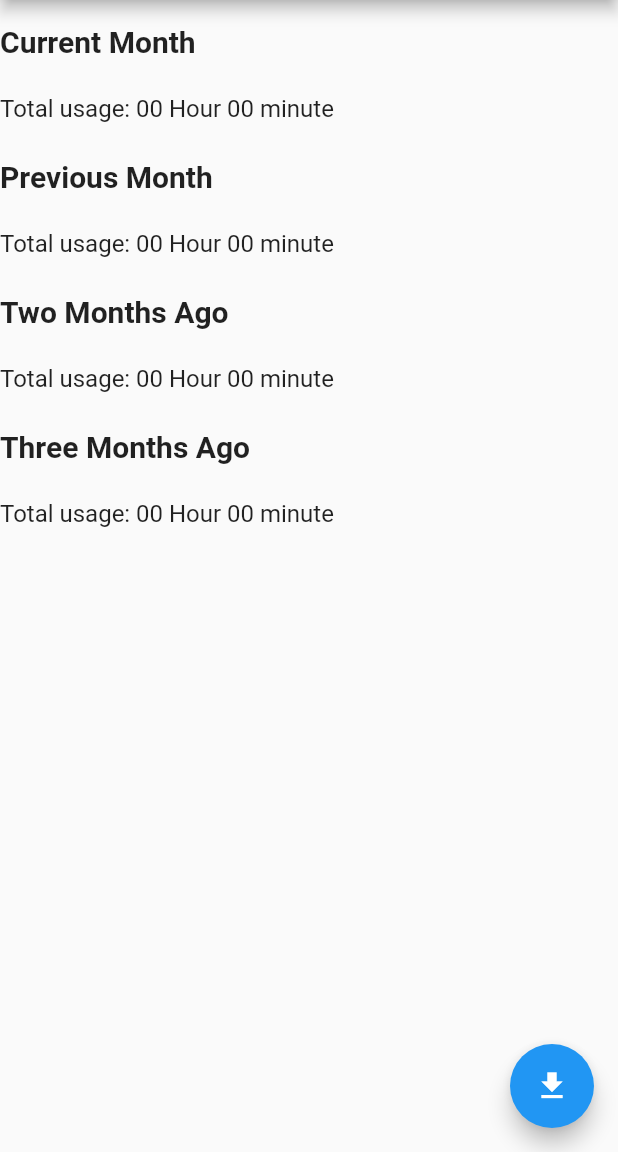
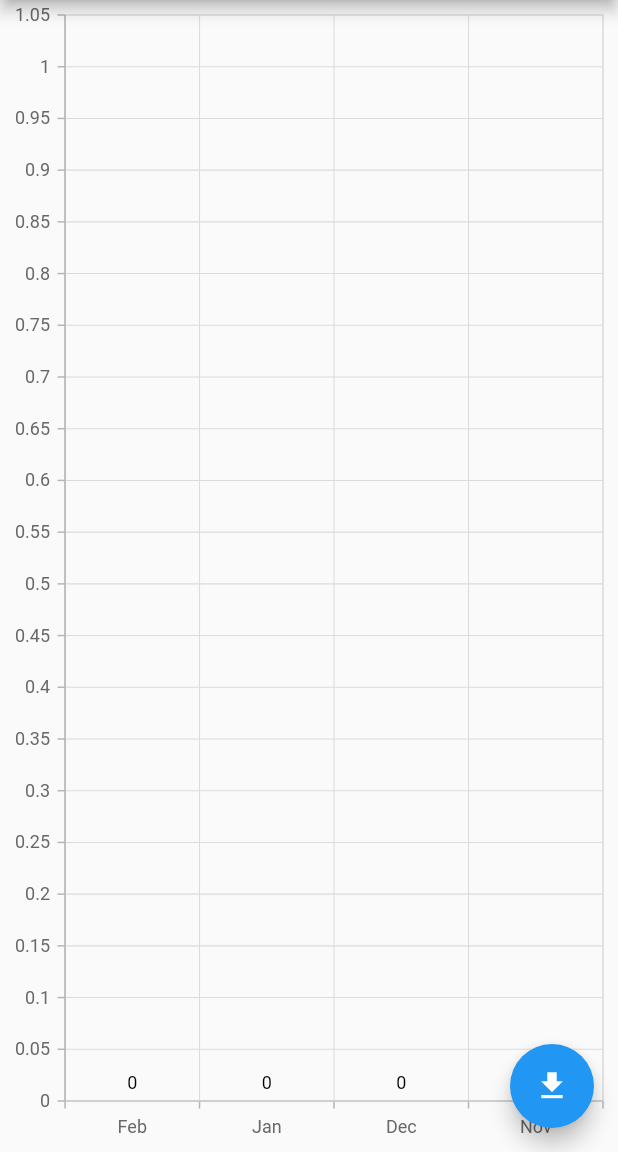
Before and after one commit to hamzadev2xx3/app_usage__, a Flutter app: the screen it shows after launch, after a tap on the "file download" icon, on a phone screen of 412 x 824 dp, the part 84-1236 px from its top. Run offline on Flutter 3.47's test engine with Material 2 defaults, Android fonts, the phone set to English and light mode, and no system bars; our stand-ins replace syncfusion_flutter_charts; missing offline and left inert: app_usage.

Commit message:
ok to go

```diff
--- a/lib/HomeScreen.dart
+++ b/lib/HomeScreen.dart
@@ -1,6 +1,7 @@
 import 'package:app_usage/app_usage.dart';
 import 'package:flutter/material.dart';
 import 'package:intl/intl.dart';
+import 'package:syncfusion_flutter_charts/charts.dart';
 
 class HomeScreen extends StatefulWidget {
   @override
@@ -8,7 +9,7 @@ class HomeScreen extends StatefulWidget {
 }
 
 class _HomeScreenState extends State<HomeScreen> {
-  Map<String, int> _usageMap = {};
+  List<UsageData> _usageDataList = [];
 
   @override
   void initState() {
@@ -28,16 +29,12 @@ class _HomeScreenState extends State<HomeScreen> {
       DateTime threeMonthsAgoStart =
           twoMonthsAgoStart.subtract(Duration(days: 30));
 
-      // Get app usage for each month and store it in a map
-      _usageMap.clear();
-      _usageMap['Current Month'] =
-          await _getTotalUsageForMonth(currentMonthStart);
-      _usageMap['Previous Month'] =
-          await _getTotalUsageForMonth(previousMonthStart);
-      _usageMap['Two Months Ago'] =
-          await _getTotalUsageForMonth(twoMonthsAgoStart);
-      _usageMap['Three Months Ago'] =
-          await _getTotalUsageForMonth(threeMonthsAgoStart);
+      // Get app usage for each month and store it in a list
+      _usageDataList.clear();
+      _usageDataList.add(await _getUsageDataForMonth(currentMonthStart));
+      _usageDataList.add(await _getUsageDataForMonth(previousMonthStart));
+      _usageDataList.add(await _getUsageDataForMonth(twoMonthsAgoStart));
+      _usageDataList.add(await _getUsageDataForMonth(threeMonthsAgoStart));
 
       setState(() {});
     } on AppUsageException catch (exception) {
@@ -45,7 +42,7 @@ class _HomeScreenState extends State<HomeScreen> {
     }
   }
 
-  Future<int> _getTotalUsageForMonth(DateTime monthStart) async {
+  Future<UsageData> _getUsageDataForMonth(DateTime monthStart) async {
     int totalUsage = 0;
     DateTime monthEnd = monthStart.add(Duration(days: 30));
     List<AppUsageInfo> infoList =
@@ -57,14 +54,8 @@ class _HomeScreenState extends State<HomeScreen> {
       }
     }
     print("${DateFormat('MMMM').format(monthStart)}: $totalUsage minutes");
-    return totalUsage;
-  }
-
-  String formatDuration(Duration duration) {
-    String twoDigits(int n) => n.toString().padLeft(2, "0");
-    String twoDigitMinutes = twoDigits(duration.inMinutes.remainder(60));
-    String twoDigitHours = twoDigits(duration.inHours);
-    return "$twoDigitHours Hour $twoDigitMinutes minute";
+    return UsageData(
+        month: DateFormat('MMM').format(monthStart), usage: totalUsage);
   }
 
   @override
@@ -75,31 +66,16 @@ class _HomeScreenState extends State<HomeScreen> {
           title: const Text('App Usage Example'),
           backgroundColor: Colors.green,
         ),
-        body: _usageMap.isNotEmpty
-            ? Column(
-                crossAxisAlignment: CrossAxisAlignment.start,
-                children: _usageMap.entries.map((entry) {
-                  return Column(
-                    crossAxisAlignment: CrossAxisAlignment.start,
-                    children: [
-                      Padding(
-                        padding: EdgeInsets.symmetric(vertical: 16),
-                        child: Text(
-                          entry.key,
-                          style: TextStyle(
-                              fontSize: 20, fontWeight: FontWeight.bold),
-                        ),
-                      ),
-                      Padding(
-                        padding: EdgeInsets.symmetric(vertical: 8),
-                        child: Text(
-                          "Total usage: ${formatDuration(Duration(minutes: entry.value))}",
-                          style: TextStyle(fontSize: 16),
-                        ),
-                      )
-                    ],
-                  );
-                }).toList(),
+        body: _usageDataList.isNotEmpty
+            ? SfCartesianChart(
+                primaryXAxis: CategoryAxis(),
+                series: <ChartSeries<UsageData, String>>[
+                  ColumnSeries<UsageData, String>(
+                      dataSource: _usageDataList,
+                      xValueMapper: (UsageData usage, _) => usage.month,
+                      yValueMapper: (UsageData usage, _) => usage.usage,
+                      dataLabelSettings: DataLabelSettings(isVisible: true))
+                ],
               )
             : Center(
                 child: Text("Press the button to get usage stats"),
@@ -110,3 +86,10 @@ class _HomeScreenState extends State<HomeScreen> {
     );
   }
 }
+
+class UsageData {
+  final String month;
+  final int usage;
+
+  UsageData({required this.month, required this.usage});
+}
```
Also changed, not shown: pubspec.yaml (+6 -1 lines), pubspec.lock, 1 other file.
